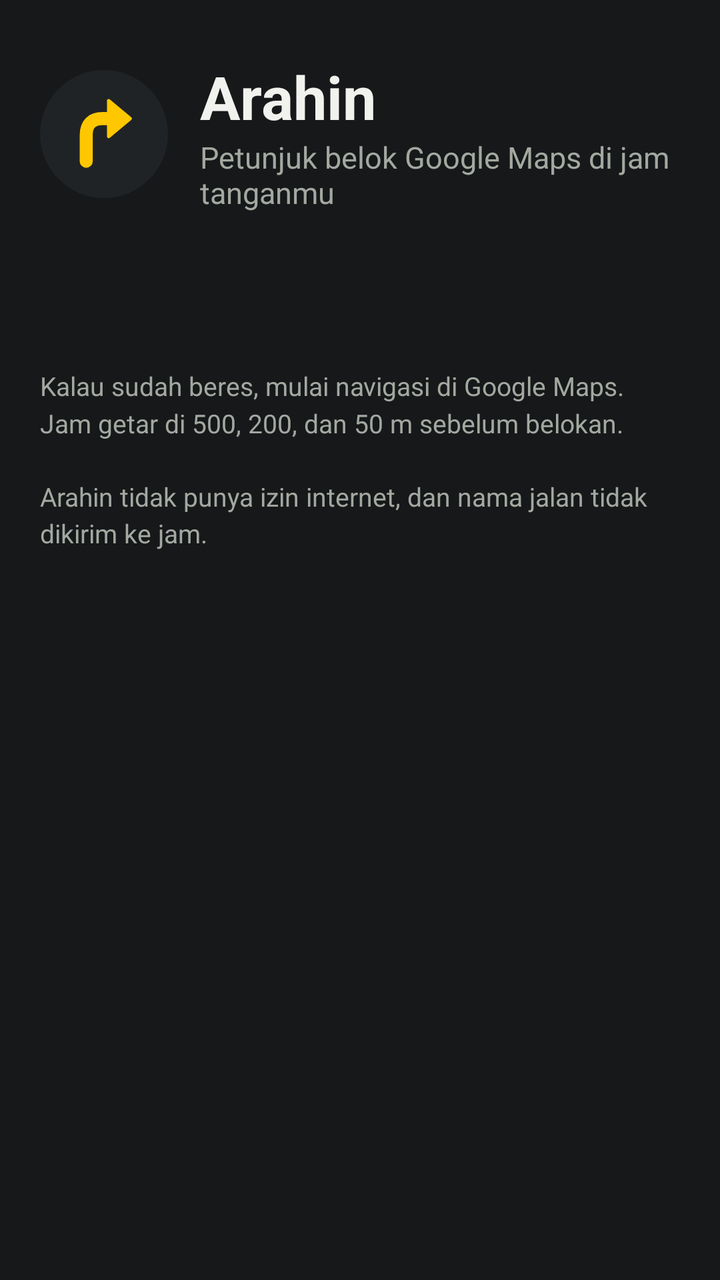
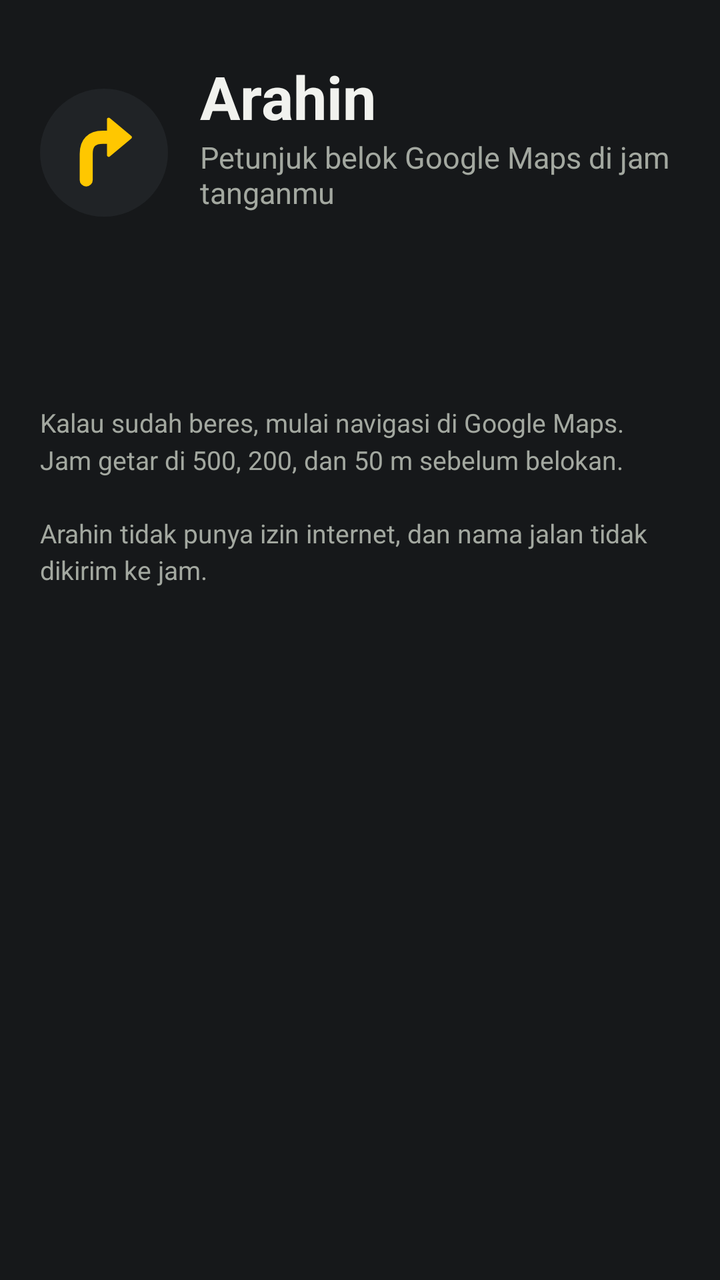

Compare the two renders of this Android layout. The source of the first and the diff that turns it into the second are given below.
<!-- AndroidManifest.xml: application theme Theme.Arahin -->
<!-- res/layout/activity_main.xml -->
<?xml version="1.0" encoding="utf-8"?>
<ScrollView xmlns:android="http://schemas.android.com/apk/res/android"
    android:layout_width="match_parent"
    android:layout_height="match_parent"
    android:fitsSystemWindows="true">

    <LinearLayout
        android:layout_width="match_parent"
        android:layout_height="wrap_content"
        android:orientation="vertical"
        android:paddingStart="20dp"
        android:paddingTop="28dp"
        android:paddingEnd="20dp"
        android:paddingBottom="32dp">

        <LinearLayout
            android:layout_width="match_parent"
            android:layout_height="wrap_content"
            android:gravity="center_vertical"
            android:orientation="horizontal">

            <FrameLayout
                android:layout_width="64dp"
                android:layout_height="64dp"
                android:background="@drawable/badge_logo">

                <ImageView
                    android:layout_width="match_parent"
                    android:layout_height="match_parent"
                    android:importantForAccessibility="no"
                    android:scaleType="centerCrop"
                    android:src="@drawable/ic_launcher_foreground" />
            </FrameLayout>

            <LinearLayout
                android:layout_width="0dp"
                android:layout_height="wrap_content"
                android:layout_marginStart="16dp"
                android:layout_weight="1"
                android:orientation="vertical">

                <TextView
                    android:layout_width="wrap_content"
                    android:layout_height="wrap_content"
                    android:text="@string/app_name"
                    android:textColor="@color/ink"
                    android:textSize="30sp"
                    android:textStyle="bold" />

                <TextView
                    android:layout_width="wrap_content"
                    android:layout_height="wrap_content"
                    android:text="@string/tagline"
                    android:textColor="@color/muted"
                    android:textSize="15sp" />
            </LinearLayout>
        </LinearLayout>

        <TextView
            android:id="@+id/progress"
            android:layout_width="wrap_content"
            android:layout_height="wrap_content"
            android:layout_marginTop="28dp"
            android:layout_marginBottom="12dp"
            android:letterSpacing="0.08"
            android:textAllCaps="true"
            android:textColor="@color/accent"
            android:textSize="13sp"
            android:textStyle="bold" />

        <LinearLayout
            android:id="@+id/steps"
            android:layout_width="match_parent"
            android:layout_height="wrap_content"
            android:orientation="vertical" />

        <TextView
            android:layout_width="match_parent"
            android:layout_height="wrap_content"
            android:layout_marginTop="20dp"
            android:text="@string/footer"
            android:textColor="@color/muted"
            android:textSize="13sp"
            android:lineSpacingMultiplier="1.2" />
    </LinearLayout>
</ScrollView>
<!-- resources referenced by this layout -->
<resources>
  <color name="accent">#FFC700</color>
  <color name="ink">#F1F2EE</color>
  <color name="muted">#A3A8A0</color>
  <!-- drawable badge_logo (drawable) -->
  <?xml version="1.0" encoding="utf-8"?>
  <shape xmlns:android="http://schemas.android.com/apk/res/android" android:shape="oval">
      <solid android:color="@color/card" />
  </shape>
  <!-- drawable ic_launcher_foreground (drawable) -->
  <?xml version="1.0" encoding="utf-8"?>
  <vector xmlns:android="http://schemas.android.com/apk/res/android"
      android:width="108dp"
      android:height="108dp"
      android:viewportWidth="108"
      android:viewportHeight="108">
      <path
          android:pathData="M39,77 L39,55 Q39,41 53,41 L62,41"
          android:strokeColor="#FFC700"
          android:strokeWidth="11"
          android:strokeLineCap="round"
          android:strokeLineJoin="round" />
      <path
          android:fillColor="#FFC700"
          android:pathData="M58,26 L76,41 L58,56 Z"
          android:strokeColor="#FFC700"
          android:strokeWidth="3"
          android:strokeLineJoin="round" />
  </vector>
  <string name="app_name">Arahin</string>
  <string name="footer">Kalau sudah beres, mulai navigasi di Google Maps. Jam getar di 500, 200, dan 50 m sebelum belokan.\n\nArahin tidak punya izin internet, dan nama jalan tidak dikirim ke jam.</string>
  <string name="tagline">Petunjuk belok Google Maps di jam tanganmu</string>
  <style name="Theme.Arahin" parent="android:Theme.Material.NoActionBar">
          <item name="android:windowBackground">@color/bg</item>
          <item name="android:statusBarColor">@color/bg</item>
          <item name="android:navigationBarColor">@color/bg</item>
          <item name="android:colorAccent">@color/accent</item>
          <item name="android:textColorPrimary">@color/ink</item>
      </style>
  <color name="card">#202326</color>
  <color name="bg">#16181A</color>
</resources>

<!-- the commit's change to res/layout/activity_main.xml (unified diff, before → after) -->
@@ -53,6 +53,14 @@
                     android:text="@string/tagline"
                     android:textColor="@color/muted"
                     android:textSize="15sp" />
+
+                <TextView
+                    android:id="@+id/version"
+                    android:layout_width="wrap_content"
+                    android:layout_height="wrap_content"
+                    android:layout_marginTop="2dp"
+                    android:textColor="@color/muted"
+                    android:textSize="12sp" />
             </LinearLayout>
         </LinearLayout>
 
